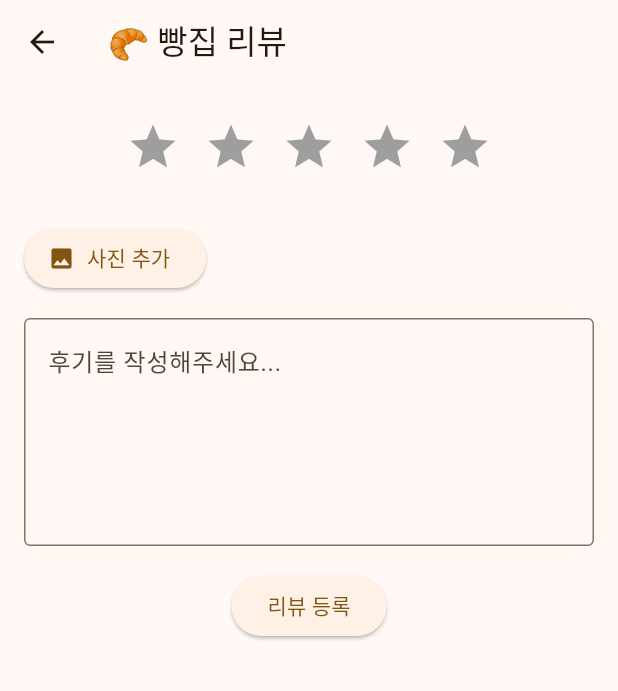
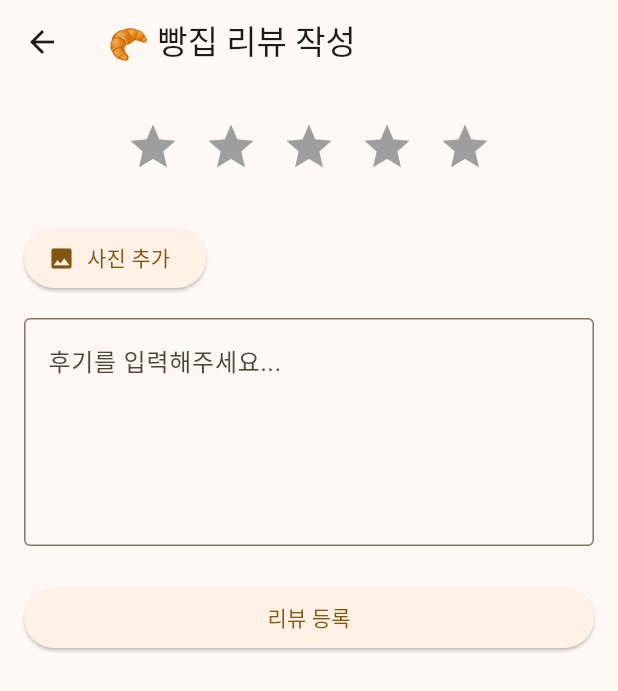
Before and after one commit to Minseong-Choi/Breadventure, a Flutter app: the BakeryDetailPage screen opened directly, after a tap on the "add" icon, on a phone screen of 412 x 824 dp. Shown: the top 691 px of the screen. Run offline on Flutter 3.47's test engine with Material 3 defaults, Android fonts, the phone set to English and light mode, and no system bars; our stand-ins replace flutter_svg, image_picker, webview_flutter.

Commit message:
리뷰 추가(1회용)

```diff
--- a/lib/screens/bakery_detail_page.dart
+++ b/lib/screens/bakery_detail_page.dart
@@ -1,5 +1,6 @@
 import 'package:flutter/material.dart';
 import '../widgets/bakery_detail_content.dart';
+import 'bakery_review_page.dart';
 
 class BakeryDetailPage extends StatefulWidget {
   const BakeryDetailPage({super.key});
@@ -11,27 +12,53 @@ class BakeryDetailPage extends StatefulWidget {
 class _BakeryDetailPageState extends State<BakeryDetailPage> {
   bool isLiked = false;
 
+  // 초기(샘플) 리뷰 목록
+  List<Map<String, dynamic>> reviews = [
+    {
+      'profileImage': 'lib/assets/images/cats/cat_gray.png',
+      'username': '빵덕후',
+      'rating': 4,
+      'comment': '여기 빵 정말 맛있어요!',
+    },
+    {
+      'profileImage': 'lib/assets/images/cats/cat_brown.png',
+      'username': '빵순이',
+      'rating': 4,
+      'comment': '분위기도 좋고 재방문 의사 있음',
+    },
+  ];
+
+  void _onAddReviewPressed() {
+    Navigator.push(
+      context,
+      MaterialPageRoute(
+        builder: (context) => BakeryReviewPage(
+          onSubmit: (rating, comment) {
+            setState(() {
+              reviews.add({
+                'profileImage': 'lib/assets/images/cats/cat_black.png',
+                'username': '빵냥이대왕',
+                'rating': rating,
+                'comment': comment,
+              });
+            });
+          },
+        ),
+      ),
+    );
+  }
+
   @override
   Widget build(BuildContext context) {
     return Scaffold(
-      appBar: AppBar(
-        title: const Text('🥐 빵집 상세페이지'),
-        leading: IconButton(
-          icon: const Icon(Icons.arrow_back),
-          onPressed: () => Navigator.pop(context),
-        ),
-      ),
-      body: Scrollbar( // ⭐️ 스크롤바 표시
-        child: SingleChildScrollView(
-          padding: const EdgeInsets.all(16),
-          child: BakeryDetailContent(
-            isLiked: isLiked,
-            onLikeToggle: () {
-              setState(() {
-                isLiked = !isLiked;
-              });
-            },
-          ),
+      appBar: AppBar(title: const Text('빵집 상세')),
+      body: SingleChildScrollView(
+        padding: const EdgeInsets.all(16),
+        child: BakeryDetailContent(
+          isLiked: isLiked,
+          onLikeToggle: () => setState(() => isLiked = !isLiked),
+          reviews: reviews,
+          onAddReviewPressed: _onAddReviewPressed,
         ),
       ),
     );
--- a/lib/screens/bakery_review_page.dart
+++ b/lib/screens/bakery_review_page.dart
@@ -2,8 +2,12 @@ import 'dart:io';
 import 'package:flutter/material.dart';
 import 'package:image_picker/image_picker.dart';
 
+/// 리뷰 작성 화면 (일회성, 목업용)
 class BakeryReviewPage extends StatefulWidget {
-  const BakeryReviewPage({super.key});
+  /// 별점(rating)과 후기(reviewText)를 부모로 전달
+  final void Function(int rating, String reviewText) onSubmit;
+
+  const BakeryReviewPage({super.key, required this.onSubmit});
 
   @override
   State<BakeryReviewPage> createState() => _BakeryReviewPageState();
@@ -11,7 +15,7 @@ class BakeryReviewPage extends StatefulWidget {
 
 class _BakeryReviewPageState extends State<BakeryReviewPage> {
   File? _selectedImage;
-  int _rating = 0; // 현재 선택한 별점
+  int _rating = 0;
   final TextEditingController _reviewController = TextEditingController();
 
   Future<void> _pickImage() async {
@@ -27,13 +31,13 @@ class _BakeryReviewPageState extends State<BakeryReviewPage> {
   @override
   Widget build(BuildContext context) {
     return Scaffold(
-      appBar: AppBar(title: const Text('🥐 빵집 리뷰')),
+      appBar: AppBar(title: const Text('🥐 빵집 리뷰 작성')),
       body: SingleChildScrollView(
-        child: Padding(
-          padding: const EdgeInsets.all(16.0),
+        padding: const EdgeInsets.all(16),
         child: Column(
+          crossAxisAlignment: CrossAxisAlignment.stretch,
           children: [
-              // 별점
+            // 별점 선택
             Row(
               mainAxisAlignment: MainAxisAlignment.center,
               children: List.generate(5, (index) {
@@ -43,16 +47,15 @@ class _BakeryReviewPageState extends State<BakeryReviewPage> {
                     color: index < _rating ? Colors.amber : Colors.grey,
                     size: 36,
                   ),
-                    onPressed: () {
-                      setState(() {
-                        _rating = index + 1; // 인덱스는 0부터 시작하니 +1
-                      });
-                    },
+                  onPressed: () => setState(() {
+                    _rating = index + 1;
+                  }),
                 );
               }),
             ),
             const SizedBox(height: 24),
-              // 이미지 선택 버튼
+
+            // 이미지 선택 (선택 사항)
             Row(
               children: [
                 ElevatedButton.icon(
@@ -61,7 +64,6 @@ class _BakeryReviewPageState extends State<BakeryReviewPage> {
                   label: const Text('사진 추가'),
                 ),
                 const SizedBox(width: 16),
-                  // 선택한 이미지 미리보기
                 if (_selectedImage != null)
                   SizedBox(
                     height: 80,
@@ -71,27 +73,30 @@ class _BakeryReviewPageState extends State<BakeryReviewPage> {
               ],
             ),
             const SizedBox(height: 16),
+
             // 후기 입력
             TextField(
               controller: _reviewController,
-                decoration: InputDecoration(
+              decoration: const InputDecoration(
                 border: OutlineInputBorder(),
-                  hintText: '후기를 작성해주세요...',
+                hintText: '후기를 입력해주세요...',
               ),
               maxLines: 5,
             ),
-              const SizedBox(height: 16),
+            const SizedBox(height: 24),
+
+            // 등록 버튼
             ElevatedButton(
               onPressed: () {
-                  // 리뷰 등록 로직 작성
+                // 부모 콜백 전달
+                widget.onSubmit(_rating, _reviewController.text);
+                Navigator.pop(context);
               },
               child: const Text('리뷰 등록'),
             ),
           ],
         ),
       ),
-      )
-
     );
   }
 }
--- a/lib/widgets/bakery_detail_content.dart
+++ b/lib/widgets/bakery_detail_content.dart
@@ -1,19 +1,22 @@
 import 'package:flutter/material.dart';
-import '../screens/bakery_review_page.dart';
 
+/// 빵집 상세 내용 + 리뷰 리스트 + 리뷰 추가 버튼
 class BakeryDetailContent extends StatelessWidget {
   final bool isLiked;
   final VoidCallback onLikeToggle;
+  final List<Map<String, dynamic>> reviews;
+  final VoidCallback onAddReviewPressed;
 
   const BakeryDetailContent({
     super.key,
     required this.isLiked,
     required this.onLikeToggle,
+    required this.reviews,
+    required this.onAddReviewPressed,
   });
 
   @override
   Widget build(BuildContext context) {
-    // ⭐️ 빵집 이름도 하드코딩
     const String bakeryName = '밀도 서울숲점';
     const double averageRating = 4.1;
 
@@ -23,25 +26,10 @@ class BakeryDetailContent extends StatelessWidget {
       'lib/assets/images/breads/ML.jpg',
     ];
 
-    final List<Map<String, dynamic>> reviews = [
-      {
-        'profileImage': 'lib/assets/images/cats/cat_gray.png',
-        'username': '빵덕후',
-        'rating': 5,
-        'comment': '여기 빵 정말 맛있어요!',
-      },
-      {
-        'profileImage': 'lib/assets/images/cats/cat_brown.png',
-        'username': '빵순이',
-        'rating': 4,
-        'comment': '분위기도 좋고 재방문 의사 있음',
-      },
-    ];
-
     return Column(
       crossAxisAlignment: CrossAxisAlignment.start,
       children: [
-        // 🥐 빵집 이름 + 좋아요 버튼
+        // 빵집 이름 + 좋아요
         Row(
           mainAxisAlignment: MainAxisAlignment.spaceBetween,
           children: [
@@ -50,53 +38,36 @@ class BakeryDetailContent extends StatelessWidget {
               style: const TextStyle(fontSize: 20, fontWeight: FontWeight.bold),
             ),
             IconButton(
-              icon: Icon(
-                isLiked ? Icons.favorite : Icons.favorite_border,
-                color: isLiked ? Colors.red : Colors.grey,
-              ),
+              icon: Icon(isLiked ? Icons.favorite : Icons.favorite_border),
+              color: isLiked ? Colors.red : Colors.grey,
               onPressed: onLikeToggle,
             ),
           ],
         ),
         const SizedBox(height: 4),
+
+        // 평점
         Row(
           children: [
-            Text(
-              averageRating.toStringAsFixed(1),
-              style: const TextStyle(fontSize: 14, fontWeight: FontWeight.w500),
-            ),
+            Text(averageRating.toStringAsFixed(1), style: const TextStyle(fontSize: 14)),
             const SizedBox(width: 6),
             Row(
-              children: List.generate(5, (index) {
-                if (index < averageRating.floor()) {
-                  return const Icon(Icons.star, color: Colors.amber, size: 16);
-                } else {
-                  return const Icon(Icons.star_border, color: Colors.amber, size: 16);
-                }
+              children: List.generate(5, (i) {
+                return Icon(
+                  i < averageRating.floor() ? Icons.star : Icons.star_border,
+                  color: Colors.amber,
+                  size: 16,
+                );
               }),
             ),
           ],
         ),
 
-        const SizedBox(height: 12),
-
-        // 운영시간, 주소, 전화번호
-        const Text('⏰ 운영시간: 09:00 ~ 20:00 (매주 월요일 휴무)'),
-        const SizedBox(height: 8),
-        const Text('📍 서울 성동구 서울숲2길 32-14'),
-        const SizedBox(height: 8),
-        const Text('📞 02-1234-5678'),
-
         const SizedBox(height: 20),
 
-        // 사진첩 제목
-        const Text(
-          '📸 매장 사진',
-          style: TextStyle(fontSize: 16, fontWeight: FontWeight.bold),
-        ),
+        // 매장 사진 그리드
+        const Text('📸 매장 사진', style: TextStyle(fontSize: 16, fontWeight: FontWeight.bold)),
         const SizedBox(height: 12),
-
-        // 사진첩 그리드
         GridView.builder(
           shrinkWrap: true,
           physics: const NeverScrollableScrollPhysics(),
@@ -106,42 +77,16 @@ class BakeryDetailContent extends StatelessWidget {
             mainAxisSpacing: 8,
             crossAxisSpacing: 8,
           ),
-          itemBuilder: (context, index) {
-            final path = imagePaths[index];
-            return GestureDetector(
-              onTap: () {
-                showDialog(
-                  context: context,
-                  builder: (_) => Dialog(
-                    backgroundColor: Colors.black,
-                    insetPadding: EdgeInsets.zero,
-                    child: GestureDetector(
-                      onTap: () => Navigator.of(context).pop(),
-                      child: InteractiveViewer(
-                        child: Image.asset(path, fit: BoxFit.contain),
-                      ),
-                    ),
-                  ),
-                );
-              },
-              child: ClipRRect(
-                borderRadius: BorderRadius.circular(8),
-                child: Image.asset(
-                  path,
-                  fit: BoxFit.cover,
-                ),
-              ),
+          itemBuilder: (context, idx) {
+            return ClipRRect(
+              borderRadius: BorderRadius.circular(8),
+              child: Image.asset(imagePaths[idx], fit: BoxFit.cover),
             );
           },
         ),
 
         const SizedBox(height: 20),
-
-        // 메뉴
-        const Text(
-          '메뉴',
-          style: TextStyle(fontSize: 16, fontWeight: FontWeight.bold),
-        ),
+        const Text('메뉴', style: TextStyle(fontSize: 16, fontWeight: FontWeight.bold)),
         const SizedBox(height: 8),
         const Text('• 쪽파크림치즈베이글'),
         const Text('• 명란바게트'),
@@ -149,31 +94,27 @@ class BakeryDetailContent extends StatelessWidget {
 
         const SizedBox(height: 20),
 
-        // 리뷰 제목
+        // 리뷰 섹션
         Row(
-            children: [
-              const Text(
-                '리뷰',
-                style: TextStyle(fontSize: 16, fontWeight: FontWeight.bold),
-              ),
-              const SizedBox(width: 8),
-              IconButton(onPressed: () {
-                Navigator.push(
-                  context,
-                  MaterialPageRoute(
-                      builder: (context) => const BakeryReviewPage()
-                  )
-                );
-              }, icon: const Icon(Icons.add))
-            ]
+          children: [
+            const Text('리뷰', style: TextStyle(fontSize: 16, fontWeight: FontWeight.bold)),
+            const SizedBox(width: 8),
+            IconButton(
+              onPressed: onAddReviewPressed,
+              icon: const Icon(Icons.add),
+            ),
+          ],
         ),
-
-
         const SizedBox(height: 12),
 
-        // 리뷰 리스트
         Column(
-          children: reviews.map((review) {
+          children: reviews.map((r) {
+            // 맵에서 필요한 값 뽑아오기
+            final profilePath = r['profileImage'] as String? ?? '';
+            final username    = r['username']     as String? ?? '익명';
+            final rating      = r['rating']       as int?    ?? 0;
+            final comment     = r['comment']      as String? ?? '';
+
             return Container(
               margin: const EdgeInsets.only(bottom: 12),
               padding: const EdgeInsets.all(12),
@@ -184,51 +125,39 @@ class BakeryDetailContent extends StatelessWidget {
               child: Row(
                 crossAxisAlignment: CrossAxisAlignment.start,
                 children: [
-                  // 프로필 이미지
-                  ClipRRect(
-                    borderRadius: BorderRadius.circular(20),
-                    child: Image.asset(
-                      review['profileImage'],
-                      width: 40,
-                      height: 40,
-                      fit: BoxFit.cover,
-                    ),
+                  CircleAvatar(
+                    radius: 20,
+                    backgroundImage: AssetImage(profilePath),
                   ),
-                  const SizedBox(width: 12),
-
-                  // 아이디, 별점, 리뷰 텍스트
+                  const SizedBox(width: 8),
                   Expanded(
                     child: Column(
                       crossAxisAlignment: CrossAxisAlignment.start,
                       children: [
-                        // 아이디 + 별점
+                        // 사용자명 + 별점
                         Row(
                           children: [
                             Text(
-                              review['username'],
+                              username,
                               style: const TextStyle(fontWeight: FontWeight.bold),
                             ),
                             const SizedBox(width: 8),
                             Row(
-                              children: List.generate(
-                                5,
-                                    (index) => Icon(
-                                  index < review['rating']
-                                      ? Icons.star
-                                      : Icons.star_border,
+                              children: List.generate(5, (i) {
+                                return Icon(
+                                  i < rating ? Icons.star : Icons.star_border,
                                   color: Colors.amber,
                                   size: 16,
-                                ),
-                              ),
+                                );
+                              }),
                             ),
                           ],
                         ),
                         const SizedBox(height: 6),
-
-                        // 리뷰 한 줄 텍스트
+                        // 후기가 길면 줄임
                         Text(
-                          review['comment'],
-                          maxLines: 1,
+                          comment,
+                          maxLines: 2,
                           overflow: TextOverflow.ellipsis,
                         ),
                       ],
@@ -239,6 +168,7 @@ class BakeryDetailContent extends StatelessWidget {
             );
           }).toList(),
         ),
+
       ],
     );
   }
```
Also changed, not shown: lib/screens/bottomSheet/bottomSheet.dart (+25 -0 lines), pubspec.lock, 2 other files. Lines whose indentation alone changed are shown as unchanged.
